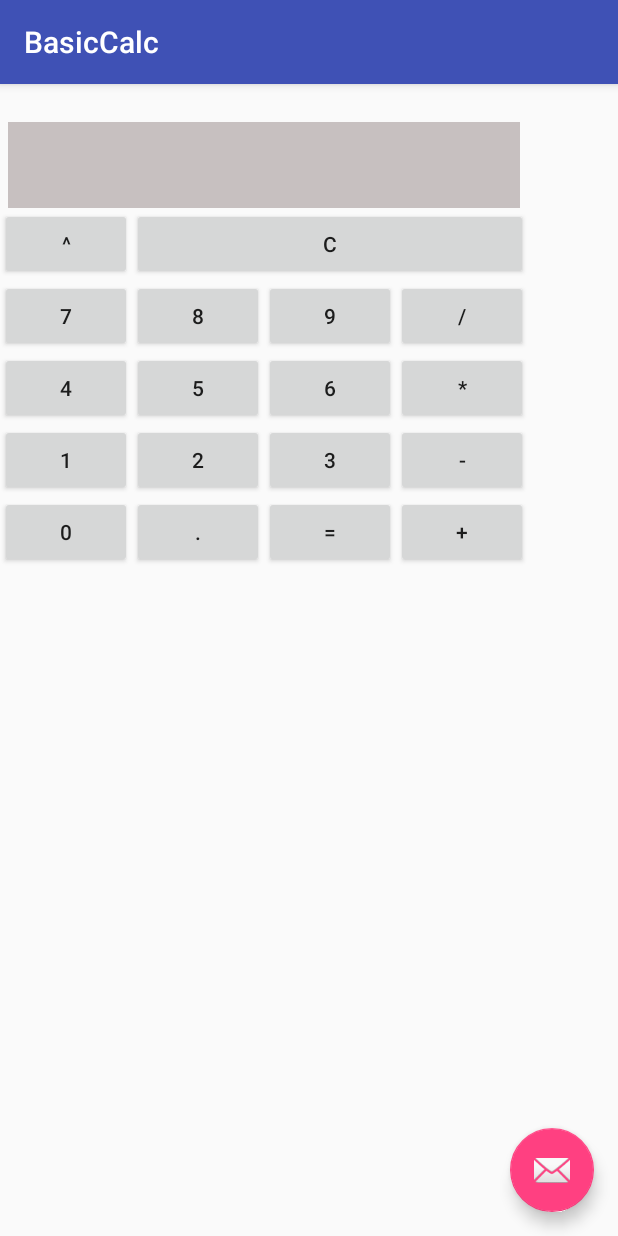
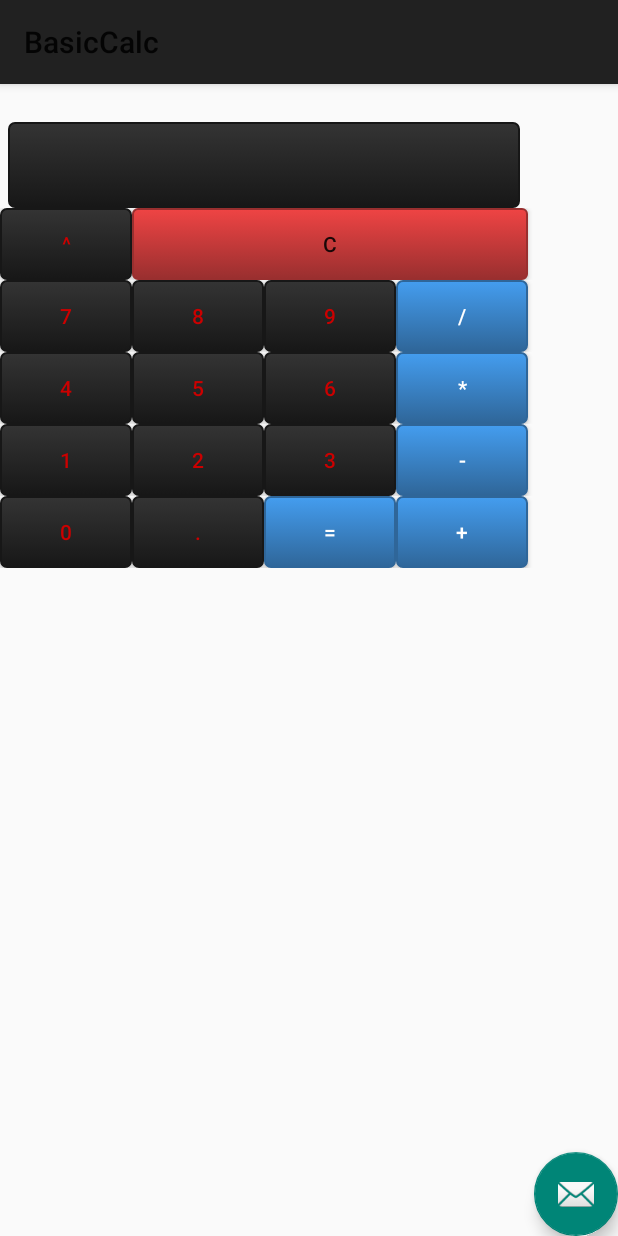
Before and after one commit to noorahfx/CalcSummerProject, an Android app: the BasicCalc screen opened directly, with no data from a screen before it, on a phone screen of 412 x 824 dp. Run offline under Robolectric (Android 15) with nearby library versions, the phone set to English and light mode, and no system bars.

Commit message:
Fixed after whole program crushed

```diff
--- /dev/null
+++ b/app/src/main/res/drawable/black_button.xml
@@ -0,0 +1,38 @@
+<?xml version="1.0" encoding="utf-8"?>
+<selector xmlns:android="http://schemas.android.com/apk/res/android">
+    <item android:state_pressed="true" >
+        <shape>
+            <solid
+                android:color="#343434" />
+            <stroke
+                android:width="1dp"
+                android:color="#171717" />
+            <corners
+                android:radius="3dp" />
+            <padding
+                android:left="10dp"
+                android:top="10dp"
+                android:right="10dp"
+                android:bottom="10dp" />
+        </shape>
+    </item>
+    <item>
+        <shape>
+            <gradient
+                android:startColor="#343434"
+                android:endColor="#171717"
+                android:angle="270" />
+            <stroke
+                android:width="1dp"
+                android:color="#171717" />
+            <corners
+                android:radius="4dp" />
+            <padding
+                android:left="10dp"
+                android:top="10dp"
+                android:right="10dp"
+                android:bottom="10dp" />
+        </shape>
+    </item>
+
+</selector>
--- /dev/null
+++ b/app/src/main/res/drawable/blue_button.xml
@@ -0,0 +1,37 @@
+<?xml version="1.0" encoding="utf-8"?>
+<selector xmlns:android="http://schemas.android.com/apk/res/android">
+    <item android:state_pressed="true" >
+        <shape>
+            <solid
+                android:color="#449def" />
+            <stroke
+                android:width="1dp"
+                android:color="#2f6699" />
+            <corners
+                android:radius="3dp" />
+            <padding
+                android:left="10dp"
+                android:top="10dp"
+                android:right="10dp"
+                android:bottom="10dp" />
+        </shape>
+    </item>
+    <item>
+        <shape>
+            <gradient
+                android:startColor="#449def"
+                android:endColor="#2f6699"
+                android:angle="270" />
+            <stroke
+                android:width="1dp"
+                android:color="#2f6699" />
+            <corners
+                android:radius="4dp" />
+            <padding
+                android:left="10dp"
+                android:top="10dp"
+                android:right="10dp"
+                android:bottom="10dp" />
+        </shape>
+    </item>
+</selector>
--- /dev/null
+++ b/app/src/main/res/drawable/red_button.xml
@@ -0,0 +1,37 @@
+<?xml version="1.0" encoding="utf-8"?>
+<selector xmlns:android="http://schemas.android.com/apk/res/android">
+    <item android:state_pressed="true" >
+        <shape>
+            <solid
+                android:color="#ef4444" />
+            <stroke
+                android:width="1dp"
+                android:color="#992f2f" />
+            <corners
+                android:radius="3dp" />
+            <padding
+                android:left="10dp"
+                android:top="10dp"
+                android:right="10dp"
+                android:bottom="10dp" />
+        </shape>
+    </item>
+    <item>
+        <shape>
+            <gradient
+                android:startColor="#ef4444"
+                android:endColor="#992f2f"
+                android:angle="270" />
+            <stroke
+                android:width="1dp"
+                android:color="#992f2f" />
+            <corners
+                android:radius="3dp" />
+            <padding
+                android:left="10dp"
+                android:top="10dp"
+                android:right="10dp"
+                android:bottom="10dp" />
+        </shape>
+    </item>
+</selector>
--- a/app/src/main/res/layout/activity_basic_calc.xml
+++ b/app/src/main/res/layout/activity_basic_calc.xml
@@ -10,14 +10,13 @@
     <android.support.design.widget.AppBarLayout
         android:layout_width="match_parent"
         android:layout_height="wrap_content"
-        android:theme="@style/AppTheme.AppBarOverlay">
+        >
 
         <android.support.v7.widget.Toolbar
             android:id="@+id/toolbar"
             android:layout_width="match_parent"
             android:layout_height="?attr/actionBarSize"
-            android:background="?attr/colorPrimary"
-            app:popupTheme="@style/AppTheme.PopupOverlay" />
+            android:background="?attr/colorPrimary" />
 
     </android.support.design.widget.AppBarLayout>
 
@@ -28,7 +27,6 @@
         android:layout_width="wrap_content"
         android:layout_height="wrap_content"
         android:layout_gravity="bottom|end"
-        android:layout_margin="@dimen/fab_margin"
         android:src="@android:drawable/ic_dialog_email" />
 
 </android.support.design.widget.CoordinatorLayout>
--- a/app/src/main/res/layout/activity_calc_home_page.xml
+++ b/app/src/main/res/layout/activity_calc_home_page.xml
@@ -10,14 +10,14 @@
     <android.support.design.widget.AppBarLayout
         android:layout_width="match_parent"
         android:layout_height="wrap_content"
-        android:theme="@style/AppTheme.AppBarOverlay">
+        >
 
         <android.support.v7.widget.Toolbar
             android:id="@+id/toolbar"
             android:layout_width="match_parent"
             android:layout_height="?attr/actionBarSize"
             android:background="?attr/colorPrimary"
-            app:popupTheme="@style/AppTheme.PopupOverlay" />
+            />
 
     </android.support.design.widget.AppBarLayout>
 
@@ -28,7 +28,7 @@
         android:layout_width="wrap_content"
         android:layout_height="wrap_content"
         android:layout_gravity="bottom|end"
-        android:layout_margin="@dimen/fab_margin"
+
         android:src="@android:drawable/ic_dialog_email" />
 
 </android.support.design.widget.CoordinatorLayout>
--- a/app/src/main/res/layout/activity_tip_calculator.xml
+++ b/app/src/main/res/layout/activity_tip_calculator.xml
@@ -10,14 +10,14 @@
     <android.support.design.widget.AppBarLayout
         android:layout_width="match_parent"
         android:layout_height="wrap_content"
-        android:theme="@style/AppTheme.AppBarOverlay">
+        >
 
         <android.support.v7.widget.Toolbar
             android:id="@+id/toolbar"
             android:layout_width="match_parent"
             android:layout_height="?attr/actionBarSize"
             android:background="?attr/colorPrimary"
-            app:popupTheme="@style/AppTheme.PopupOverlay" />
+            />
 
     </android.support.design.widget.AppBarLayout>
 
@@ -28,7 +28,7 @@
         android:layout_width="wrap_content"
         android:layout_height="wrap_content"
         android:layout_gravity="bottom|end"
-        android:layout_margin="@dimen/fab_margin"
+
         android:src="@android:drawable/ic_dialog_email" />
 
 </android.support.design.widget.CoordinatorLayout>
--- a/app/src/main/res/layout/content_basic_calc.xml
+++ b/app/src/main/res/layout/content_basic_calc.xml
@@ -22,7 +22,7 @@
             android:layout_marginTop="25dp"
             android:gravity="center_vertical|right"
             android:maxLength="16"
-        android:background="#c7c0c0"
+            android:background="@drawable/black_button"
             android:typeface="serif"
             android:layout_span ="4"/>
     </TableRow>
@@ -41,6 +41,8 @@
             android:paddingLeft="0dp"
             android:paddingRight="0dp"
             android:text="@string/power"
+            android:textColor="@color/darkred"
+            android:background="@drawable/black_button"
             android:layout_span="1"/>
 
         <Button
@@ -50,7 +52,8 @@
             android:paddingLeft="0dp"
             android:paddingRight="0dp"
             android:text="@string/clear"
-            android:layout_span="3"/>
+            android:layout_span="3"
+            android:background="@drawable/red_button"/>
     </TableRow>
 
     <TableRow
@@ -64,28 +67,37 @@
             android:layout_height="wrap_content"
             android:paddingLeft="0dp"
             android:paddingRight="0dp"
-            android:text="@string/seven" />
+            android:text="@string/seven"
+            android:textColor="@color/darkred"
+            android:background="@drawable/black_button"/>
         <Button
             android:id="@+id/btnEight"
             android:layout_width="match_parent"
             android:layout_height="wrap_content"
             android:paddingLeft="0dp"
             android:paddingRight="0dp"
-            android:text="@string/eight" />
+            android:text="@string/eight"
+            android:textColor="@color/darkred"
+            android:background="@drawable/black_button"/>
         <Button
             android:id="@+id/btnNine"
             android:layout_width="match_parent"
             android:layout_height="wrap_content"
             android:paddingLeft="0dp"
             android:paddingRight="0dp"
-            android:text="@string/nine"/>
+            android:text="@string/nine"
+            android:textColor="@color/darkred"
+            android:background="@drawable/black_button"/>
         <Button
             android:id="@+id/btnDivision"
             android:layout_width="match_parent"
             android:layout_height="wrap_content"
             android:paddingLeft="0dp"
             android:paddingRight="0dp"
-            android:text="@string/divide"/>
+            android:text="@string/divide"
+            android:textColor="@color/white"
+            android:background="@drawable/blue_button"
+            />
     </TableRow>
 
     <TableRow
@@ -98,28 +110,36 @@
             android:layout_height="wrap_content"
             android:paddingLeft="0dp"
             android:paddingRight="0dp"
-            android:text="@string/four"/>
+            android:text="@string/four"
+            android:textColor="@color/darkred"
+            android:background="@drawable/black_button"/>
         <Button
             android:id="@+id/btnFive"
             android:layout_width="match_parent"
             android:layout_height="wrap_content"
             android:paddingLeft="0dp"
             android:paddingRight="0dp"
-            android:text="@string/five"/>
+            android:text="@string/five"
+            android:textColor="@color/darkred"
+            android:background="@drawable/black_button"/>
         <Button
             android:id="@+id/btnSix"
             android:layout_width="match_parent"
             android:layout_height="wrap_content"
             android:paddingLeft="0dp"
             android:paddingRight="0dp"
-            android:text="@string/six"/>
+            android:text="@string/six"
+            android:textColor="@color/darkred"
+            android:background="@drawable/black_button"/>
         <Button
             android:id="@+id/btnMultiplication"
             android:layout_width="match_parent"
             android:layout_height="wrap_content"
             android:paddingLeft="0dp"
             android:paddingRight="0dp"
-            android:text="@string/multiply"/>
+            android:text="@string/multiply"
+            android:textColor="@color/white"
+            android:background="@drawable/blue_button"/>
     </TableRow>
     <TableRow
         android:id="@+id/tableRow5"
@@ -131,28 +151,36 @@
             android:layout_height="wrap_content"
             android:paddingLeft="0dp"
             android:paddingRight="0dp"
-            android:text="@string/one"/>
+            android:text="@string/one"
+            android:textColor="@color/darkred"
+            android:background="@drawable/black_button"/>
         <Button
             android:id="@+id/btnTwo"
             android:layout_width="match_parent"
             android:layout_height="wrap_content"
             android:paddingLeft="0dp"
             android:paddingRight="0dp"
-            android:text="@string/two"/>
+            android:text="@string/two"
+            android:textColor="@color/darkred"
+            android:background="@drawable/black_button"/>
         <Button
             android:id="@+id/btnThree"
             android:layout_width="match_parent"
             android:layout_height="wrap_content"
             android:paddingLeft="0dp"
             android:paddingRight="0dp"
-            android:text="@string/three"/>
+            android:text="@string/three"
+            android:textColor="@color/darkred"
+            android:background="@drawable/black_button"/>
         <Button
             android:id="@+id/btnMinus"
             android:layout_width="match_parent"
             android:layout_height="wrap_content"
             android:paddingLeft="0dp"
             android:paddingRight="0dp"
-            android:text="@string/minus"/>
+            android:text="@string/minus"
+            android:textColor="@color/white"
+            android:background="@drawable/blue_button"/>
     </TableRow>
 
     <TableRow
@@ -165,27 +193,35 @@
             android:layout_height="wrap_content"
             android:paddingLeft="0dp"
             android:paddingRight="0dp"
-            android:text="@string/zero"/>
+            android:text="@string/zero"
+            android:textColor="@color/darkred"
+            android:background="@drawable/black_button"/>
         <Button
             android:id="@+id/btnPoint"
             android:layout_width="match_parent"
             android:layout_height="wrap_content"
             android:paddingLeft="0dp"
             android:paddingRight="0dp"
-            android:text="@string/dot_operator"/>
+            android:text="@string/dot_operator"
+            android:textColor="@color/darkred"
+            android:background="@drawable/black_button"/>
         <Button
             android:id="@+id/btnEqual"
             android:layout_width="match_parent"
             android:layout_height="wrap_content"
             android:paddingLeft="0dp"
             android:paddingRight="0dp"
-            android:text="@string/equal"/>
+            android:text="@string/equal"
+            android:textColor="@color/white"
+            android:background="@drawable/blue_button"/>
         <Button
             android:id="@+id/btnPlus"
             android:layout_width="match_parent"
             android:layout_height="wrap_content"
             android:paddingLeft="0dp"
             android:paddingRight="0dp"
-            android:text="@string/plus"/>
+            android:text="@string/plus"
+            android:textColor="@color/white"
+            android:background="@drawable/blue_button"/>
     </TableRow>
 </TableLayout>
--- a/app/src/main/res/layout/content_calc_home_page.xml
+++ b/app/src/main/res/layout/content_calc_home_page.xml
@@ -5,10 +5,7 @@
     android:layout_width="match_parent"
     android:layout_height="match_parent"
     android:orientation="vertical"
-    android:paddingBottom="@dimen/activity_vertical_margin"
-    android:paddingLeft="@dimen/activity_horizontal_margin"
-    android:paddingRight="@dimen/activity_horizontal_margin"
-    android:paddingTop="@dimen/activity_vertical_margin"
+
     app:layout_behavior="@string/appbar_scrolling_view_behavior"
     tools:context="calcpa.calcsummerproject.CalcHomePage"
     tools:showIn="@layout/activity_calc_home_page">
--- a/app/src/main/res/layout/content_tip_calculator.xml
+++ b/app/src/main/res/layout/content_tip_calculator.xml
@@ -4,10 +4,7 @@
     xmlns:tools="http://schemas.android.com/tools"
     android:layout_width="match_parent"
     android:layout_height="match_parent"
-    android:paddingBottom="@dimen/activity_vertical_margin"
-    android:paddingLeft="@dimen/activity_horizontal_margin"
-    android:paddingRight="@dimen/activity_horizontal_margin"
-    android:paddingTop="@dimen/activity_vertical_margin"
+
     app:layout_behavior="@string/appbar_scrolling_view_behavior"
     tools:context="calcpa.calcsummerproject.TipCalculator"
     tools:showIn="@layout/activity_tip_calculator">
@@ -94,6 +91,6 @@
         android:progress="15"
         android:layout_above="@+id/finalBillEditText"
         android:layout_centerHorizontal="true" />
-        />
+    />
 
 </RelativeLayout>
--- a/app/src/main/res/values/colors.xml
+++ b/app/src/main/res/values/colors.xml
@@ -1,22 +1,14 @@
 <?xml version="1.0" encoding="utf-8"?>
 <resources>
-    <color name="colorPrimary">#3F51B5</color>
-    <color name="colorPrimaryDark">#303F9F</color>
-    <color name="colorAccent">#FF4081</color>
-    <color name="background_gradient_start">#000000</color>
-    <color name="background_gradient_end">#DDDDDD</color>
-    <color name="fastlane_background">#0096a6</color>
-    <color name="search_opaque">#ffaa3f</color>
-    <color name="selected_background">#ffaa3f</color>
-    <color name="detail_background">#0096a6</color>
-    <color name="soft_opaque">#30000000</color>
-    <color name="img_soft_opaque">#30FF0000</color>
-    <color name="img_full_opaque">#00000000</color>
-    <color name="black_opaque">#AA000000</color>
-    <color name="black">#59000000</color>
-    <color name="white">#FFFFFF</color>
-    <color name="orange_transparent">#AAFADCA7</color>
-    <color name="orange">#FADCA7</color>
-    <color name="yellow">#EEFF41</color>
-    <color name="default_background">#3d3d3d</color>
+    <item name="blue" type="color">#FF33B5E5</item>
+    <item name="purple" type="color">#FFAA66CC</item>
+    <item name="green" type="color">#FF99CC00</item>
+    <item name="orange" type="color">#FFFFBB33</item>
+    <item name="red" type="color">#FFFF4444</item>
+    <item name="darkblue" type="color">#FF0099CC</item>
+    <item name="darkpurple" type="color">#FF9933CC</item>
+    <item name="darkgreen" type="color">#FF669900</item>
+    <item name="darkorange" type="color">#FFFF8800</item>
+    <item name="darkred" type="color">#FFCC0000</item>
+    <item name="white" type="color">#FFFFFF</item>
 </resources>
--- a/app/src/main/res/values/styles.xml
+++ b/app/src/main/res/values/styles.xml
@@ -3,9 +3,7 @@
     <!-- Base application theme. -->
     <style name="AppTheme" parent="Theme.AppCompat.Light.DarkActionBar">
         <!-- Customize your theme here. -->
-        <item name="colorPrimary">@color/colorPrimary</item>
-        <item name="colorPrimaryDark">@color/colorPrimaryDark</item>
-        <item name="colorAccent">@color/colorAccent</item>
+
     </style>
 
     <style name="AppTheme.NoActionBar">
```
Also changed, not shown: app/src/main/java/calcpa/calcsummerproject/BasicCalc.java (+10 -26 lines). Lines whose indentation alone changed are shown as unchanged.
